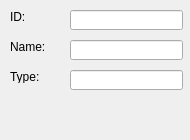
Old version of the form GameDemonstrator/dialogs/UnitTypeInfoDialog.ui in the repository raubwuerger/StrategicGameProject.
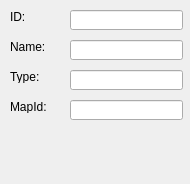
New version of the form.

Commit message: Moving units with keys is working now.

Patch:
```diff
--- a/GameDemonstrator/dialogs/UnitTypeInfoDialog.ui
+++ b/GameDemonstrator/dialogs/UnitTypeInfoDialog.ui
@@ -7,7 +7,7 @@
     <x>0</x>
     <y>0</y>
     <width>190</width>
-    <height>140</height>
+    <height>184</height>
    </rect>
   </property>
   <property name="windowTitle">
@@ -82,6 +82,29 @@
     </rect>
    </property>
   </widget>
+  <widget class="QLabel" name="labelType_2">
+   <property name="geometry">
+    <rect>
+     <x>10</x>
+     <y>100</y>
+     <width>46</width>
+     <height>13</height>
+    </rect>
+   </property>
+   <property name="text">
+    <string>MapId:</string>
+   </property>
+  </widget>
+  <widget class="QLineEdit" name="lineEditMapId">
+   <property name="geometry">
+    <rect>
+     <x>70</x>
+     <y>100</y>
+     <width>113</width>
+     <height>20</height>
+    </rect>
+   </property>
+  </widget>
  </widget>
  <resources/>
  <connections/>
```
The commit also changes 16 other files.
